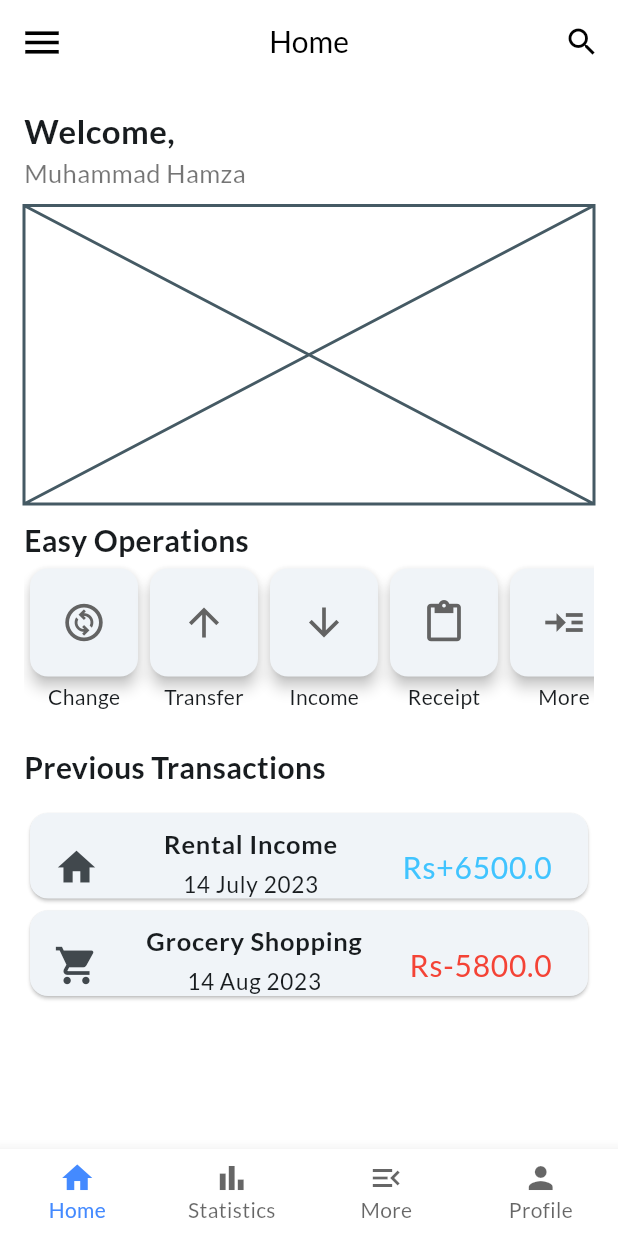
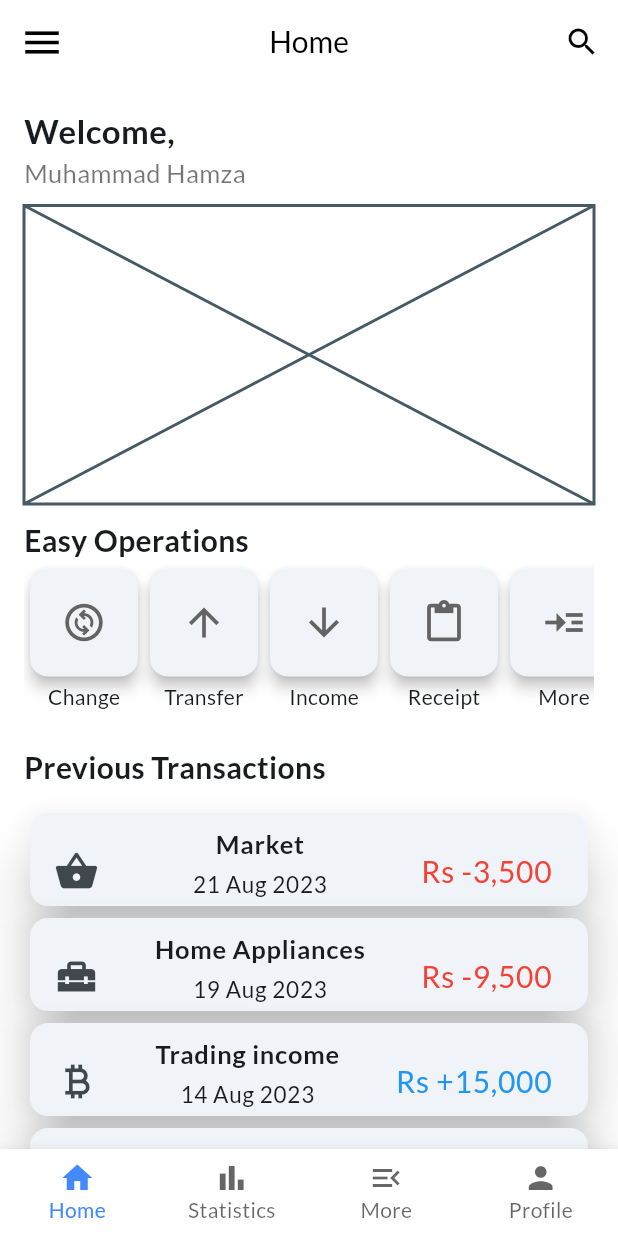
Before and after one commit to msulemanjaved82/khata5m123, a Flutter app: the screen it shows after launch, on a phone screen of 412 x 824 dp. Run offline on Flutter 3.47's test engine with Material 3 defaults, Android fonts, the light colour scheme and no system bars.

Commit message:
updated home screen - Hamza

```diff
--- a/khataapp/lib/homepage.dart
+++ b/khataapp/lib/homepage.dart
@@ -1,4 +1,6 @@
 // this is home page
+import 'dart:ui';
+
 import 'package:flutter/material.dart';
 
 class HomePage extends StatelessWidget {
@@ -40,39 +42,41 @@ class HomePage extends StatelessWidget {
             ),
           ],
         ),
-        body: Padding(
-          padding: const EdgeInsets.all(16),
+        body: const SingleChildScrollView(
+          scrollDirection: Axis.vertical,
+          child: Padding(
+            padding: EdgeInsets.all(16),
             child: Column(
               crossAxisAlignment: CrossAxisAlignment.start,
               children: [
-              const Text(
+                Text(
                   'Welcome,',
                   style: TextStyle(
                     fontSize: 22,
                     fontWeight: FontWeight.w700,
                   ),
                 ),
-              const Text(
+                Text(
                   'Muhammad Hamza',
                   style: TextStyle(
                     fontSize: 17,
                     color: Colors.black54,
                   ),
                 ),
-              const SizedBox(height: 10),
-              const Placeholder(
+                SizedBox(height: 10),
+                Placeholder(
                   fallbackHeight: 199,
                 ),
-              const SizedBox(height: 10),
-              const Text(
+                SizedBox(height: 10),
+                Text(
                   'Easy Operations',
                   style: TextStyle(
                     fontSize: 20,
                     fontWeight: FontWeight.bold,
                   ),
                 ),
-              const SizedBox(height: 0),
-              const SingleChildScrollView(
+                SizedBox(height: 0),
+                SingleChildScrollView(
                   scrollDirection: Axis.horizontal,
                   child: Row(
                     mainAxisAlignment: MainAxisAlignment.spaceEvenly,
@@ -100,94 +104,51 @@ class HomePage extends StatelessWidget {
                     ],
                   ),
                 ),
-              const SizedBox(height: 22),
-              const Text(
+                SizedBox(height: 22),
+                Text(
                   'Previous Transactions',
                   style: TextStyle(
                     fontSize: 20,
                     fontWeight: FontWeight.bold,
                   ),
                 ),
-              const SizedBox(height: 12),
-              SingleChildScrollView(
-                scrollDirection: Axis.vertical,
-                child: Column(
+                SizedBox(height: 12),
+                Column(
                   children: [
-                    SizedBox(
-                      height: 65,
-                      child: Card(
-                        child: ListTile(
-                          leading: const Icon(Icons.home, size: 30.0),
-                          title: const Column(
-                            children: [
-                              Text(
-                                'Rental Income',
-                                style: TextStyle(
-                                  fontSize: 17,
-                                  fontWeight: FontWeight.bold,
-                                ),
-                              ),
-                              SizedBox(height: 3),
-                              Text(
-                                '14 July 2023',
-                                style: TextStyle(fontSize: 15),
+                    PreviousTransactions(
+                        transIcon: Icons.shopping_basket,
+                        itemname: 'Market',
+                        date: '21 Aug 2023',
+                        amount: '-3,500',
+                        colorM: Colors.red),
+                    PreviousTransactions(
+                        transIcon: Icons.home_repair_service,
+                        itemname: 'Home Appliances',
+                        date: '19 Aug 2023',
+                        amount: '-9,500',
+                        colorM: Colors.red),
+                    PreviousTransactions(
+                        transIcon: Icons.currency_bitcoin,
+                        itemname: 'Trading income',
+                        date: '14 Aug 2023',
+                        amount: '+15,000',
+                        colorM: Colors.blue),
+                    PreviousTransactions(
+                        transIcon: Icons.car_repair,
+                        itemname: 'Car Mantainance',
+                        date: '8 Aug 2023',
+                        amount: '-5,500',
+                        colorM: Colors.red),
+                    PreviousTransactions(
+                        transIcon: Icons.attach_money,
+                        itemname: 'Office Income',
+                        date: '2 Aug 2023',
+                        amount: '+60,000',
+                        colorM: Colors.blue),
+                  ],
                 )
               ],
             ),
-                          trailing: const Text(
-                            'Rs+6500.0',
-                            style: TextStyle(
-                              fontSize: 20,
-                              color: Colors.lightBlueAccent,
-                            ),
-                          ),
-                          onTap: () {
-                            //print('1st transaction tapped');
-                            //Navigator.pushNamed(context, TestConfirmation.id);
-                          },
-                        ),
-                      ),
-                    ),
-                    SizedBox(
-                      height: 65,
-                      child: Card(
-                        child: ListTile(
-                          leading:
-                              const Icon(Icons.local_grocery_store, size: 30.0),
-                          title: const Column(
-                            children: [
-                              Text(
-                                'Grocery Shopping',
-                                style: TextStyle(
-                                  fontSize: 17,
-                                  fontWeight: FontWeight.bold,
-                                ),
-                              ),
-                              SizedBox(height: 3),
-                              Text(
-                                '14 Aug 2023',
-                                style: TextStyle(fontSize: 15),
-                              ),
-                            ],
-                          ),
-                          trailing: const Text(
-                            'Rs-5800.0',
-                            style: TextStyle(
-                              fontSize: 20,
-                              color: Colors.red,
-                            ),
-                          ),
-                          onTap: () {
-                            //print('1st transaction tapped');
-                            //Navigator.pushNamed(context, TestConfirmation.id);
-                          },
-                        ),
-                      ),
-                    ),
-                  ],
-                ),
-              )
-            ],
           ),
         ),
         // Bottom Navigation
@@ -262,3 +223,55 @@ class EasyOperations extends StatelessWidget {
     );
   }
 }
+
+class PreviousTransactions extends StatelessWidget {
+  final IconData transIcon;
+  final String itemname;
+  final String date;
+  final String amount;
+  final Color colorM;
+  const PreviousTransactions({
+    super.key,
+    required this.transIcon,
+    required this.itemname,
+    required this.date,
+    required this.amount,
+    required this.colorM,
+  });
+
+  @override
+  Widget build(BuildContext context) {
+    return SizedBox(
+      height: 70,
+      child: Card(
+        elevation: 16,
+        child: ListTile(
+          leading: Icon(transIcon, size: 30.0),
+          title: Column(
+            children: [
+              Text(
+                itemname,
+                style: const TextStyle(
+                  fontSize: 17,
+                  fontWeight: FontWeight.bold,
+                ),
+              ),
+              const SizedBox(height: 3),
+              Text(
+                date,
+                style: const TextStyle(fontSize: 15),
+              ),
+            ],
+          ),
+          trailing: Text(
+            'Rs $amount',
+            style: TextStyle(
+              fontSize: 20,
+              color: colorM,
+            ),
+          ),
+        ),
+      ),
+    );
+  }
+}
```
Lines whose indentation alone changed are shown as unchanged.
